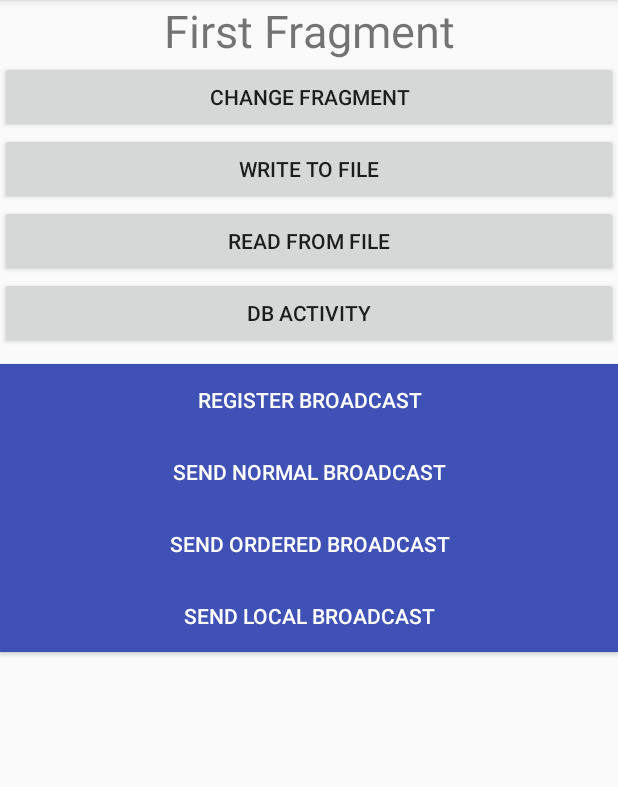
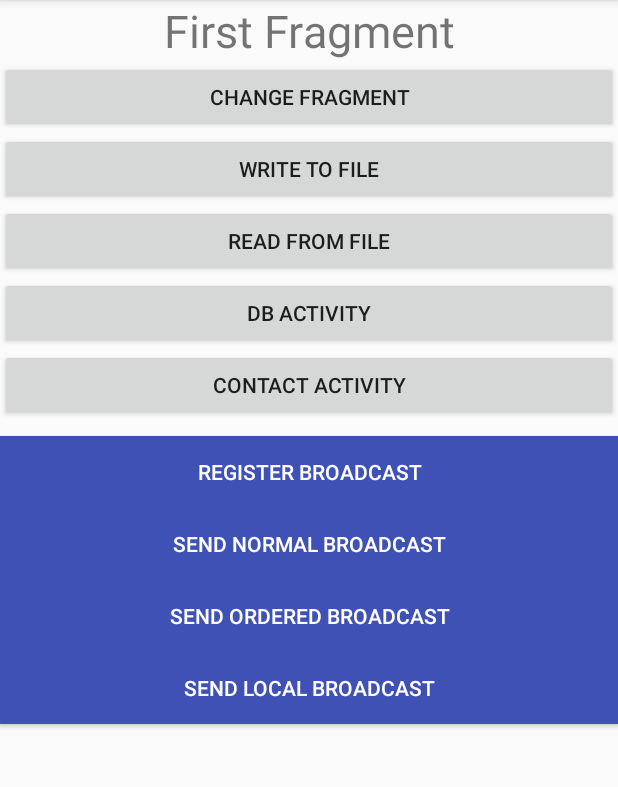
Before and after one commit to ZHJeongho/AndroidDemo, an Android app: the screen it shows after launch (MainActivity), on a phone screen of 412 x 824 dp, the part 84-871 px from its top. Run offline under Robolectric (Android 15) with nearby library versions, the phone set to English and light mode, and no system bars.

Commit message:
little change

```diff
--- a/AndroidDemo/app/src/main/AndroidManifest.xml
+++ b/AndroidDemo/app/src/main/AndroidManifest.xml
@@ -4,6 +4,8 @@
 
     <uses-permission android:name="android.permission.ACCESS_NETWORK_STATE"/>
     <uses-permission android:name="android.permission.RECEIVE_BOOT_COMPLETED"/>
+    <uses-permission android:name="android.permission.READ_CONTACTS"/>
+    <uses-permission android:name="android.permission.WRITE_CONTACTS"/>
 
     <application
         android:allowBackup="true"
@@ -35,6 +37,7 @@
                 <action android:name="com.jeongho.androiddemo.myCustomBroadcast"/>
             </intent-filter>
         </receiver>
+        <activity android:name=".activity.ContactActivity"/>
     </application>
 
 </manifest>
--- a/AndroidDemo/app/src/main/java/com/jeongho/androiddemo/activity/MainActivity.java
+++ b/AndroidDemo/app/src/main/java/com/jeongho/androiddemo/activity/MainActivity.java
@@ -41,6 +41,7 @@ public class MainActivity extends BaseActivity {
     private Button mOutputBtn;
     private Button mInputBtn;
     private Button mDBTestBtn;
+    private Button mContactBtn;
 
     private Button mRegisterBroadcastBtn;
     private Button mNormalBroadcastBtn;
@@ -80,6 +81,8 @@ public class MainActivity extends BaseActivity {
         mOrderedBroadcastBtn.setOnClickListener(this);
         mLocalBroadcastBtn = (Button) findViewById(R.id.btn_local_broadcast);
         mLocalBroadcastBtn.setOnClickListener(this);
+        mContactBtn = (Button) findViewById(R.id.btn_contact);
+        mContactBtn.setOnClickListener(this);
 
     }
 
@@ -143,6 +146,9 @@ public class MainActivity extends BaseActivity {
                 break;
             case R.id.btn_local_broadcast:
                 sendLocalBroadcast();
+                break;
+            case R.id.btn_contact:
+                ContactActivity.startAction(this);
                 break;
         }
     }
--- a/AndroidDemo/app/src/main/res/layout/activity_main.xml
+++ b/AndroidDemo/app/src/main/res/layout/activity_main.xml
@@ -41,8 +41,15 @@
         android:text="DB Activity"
         />
     <Button
+        android:id="@+id/btn_contact"
+        android:layout_below="@id/btn_db_test"
+        android:layout_width="match_parent"
+        android:layout_height="wrap_content"
+        android:text="contact Activity"
+        />
+    <Button
         android:id="@+id/btn_register_broadcast"
-        android:layout_below="@id/btn_db_test"
+        android:layout_below="@id/btn_contact"
         android:background="@color/colorPrimary"
         android:textColor="@android:color/white"
         android:layout_marginTop="10dp"
```
Also changed, not shown: AndroidDemo/app/src/main/java/com/jeongho/androiddemo/activity/ContactActivity.java (added, +74 -0 lines), AndroidDemo/app/src/main/java/com/jeongho/androiddemo/provider/MyProvider.java (added, +46 -0 lines), AndroidDemo/app/src/main/res/layout/activity_contact.xml (added, +11 -0 lines).
